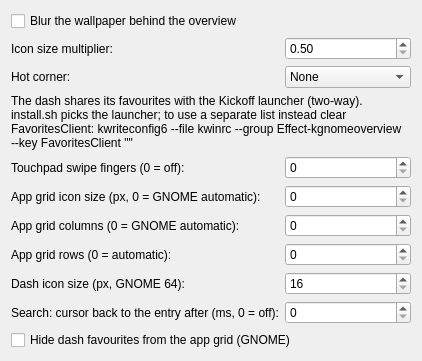
First picture: the form in package/contents/ui/config.ui, repository Adroited-LLC/kgnome-overview, before the edit.
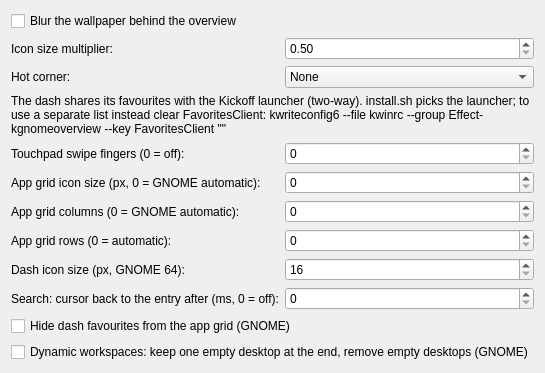
Second picture: the form after the edit.

Commit message: Dynamic workspaces like GNOME: one trailing empty desktop, empty desktops removed

```diff
--- a/package/contents/ui/config.ui
+++ b/package/contents/ui/config.ui
@@ -166,6 +166,13 @@
      </property>
     </widget>
    </item>
+   <item row="11" column="0" colspan="2">
+    <widget class="QCheckBox" name="kcfg_DynamicWorkspaces">
+     <property name="text">
+      <string>Dynamic workspaces: keep one empty desktop at the end, remove empty desktops (GNOME)</string>
+     </property>
+    </widget>
+   </item>
   </layout>
  </widget>
  <resources/>
```
The commit also changes 3 other files.
